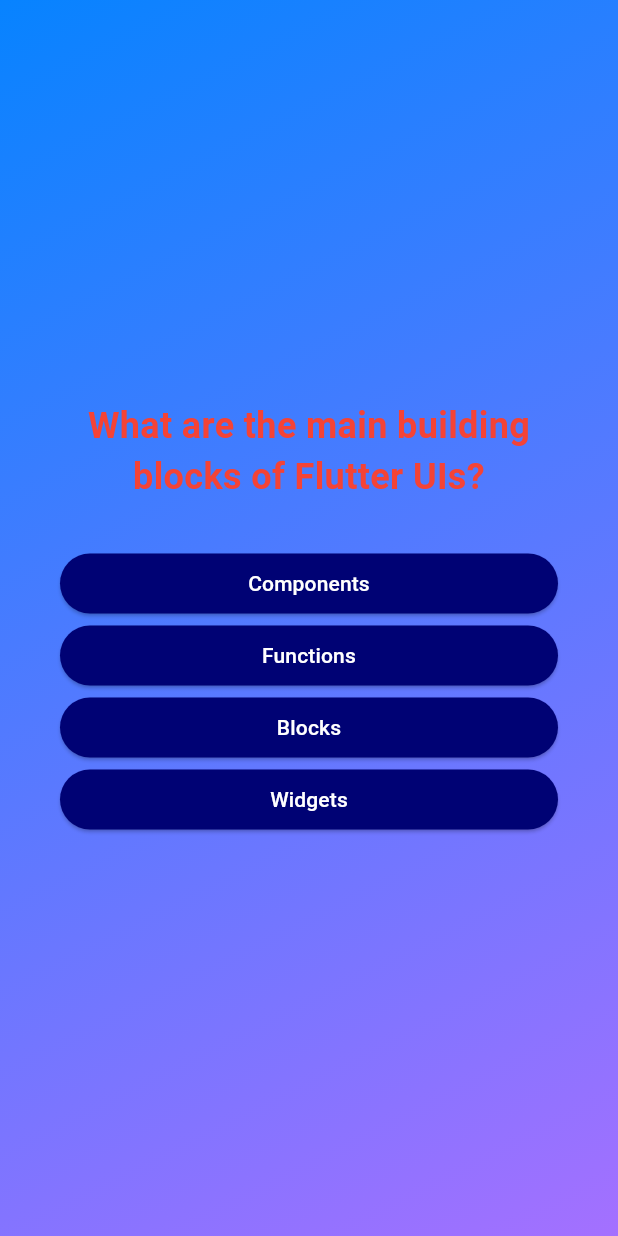
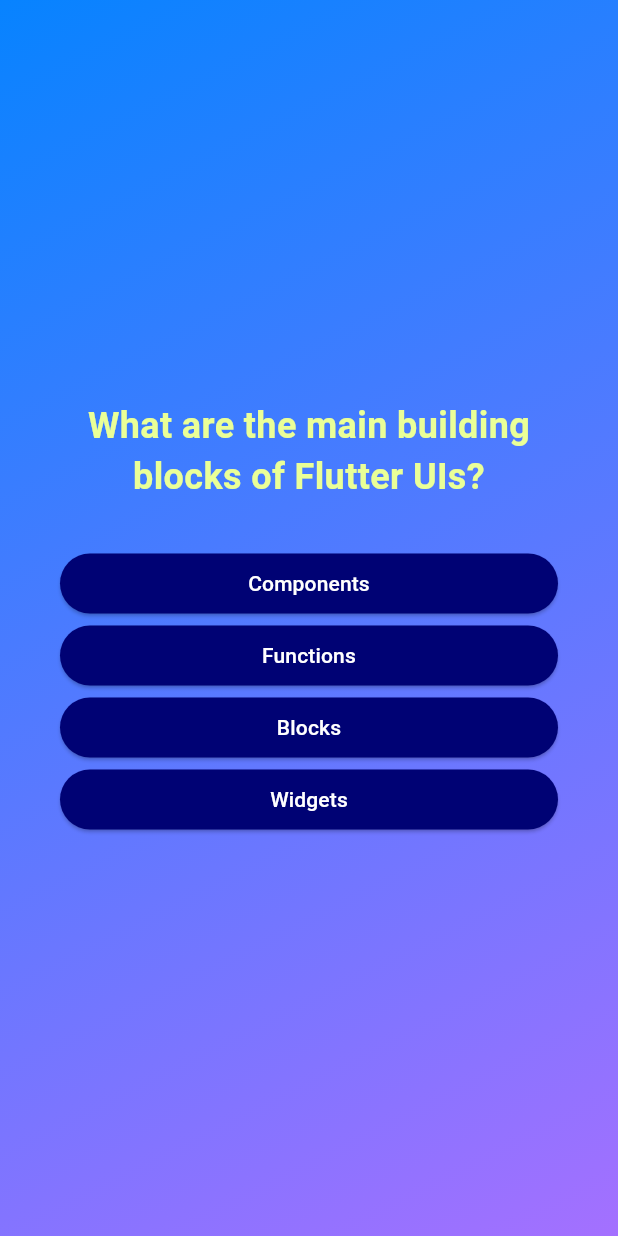
Before and after one commit to Mrhaneul/CSC322-Quiz_App_Upgrade, a Flutter app: the screen it shows after launch, after a tap on "Start Quiz", on a phone screen of 412 x 824 dp. Run offline on Flutter 3.47's test engine with Material 3 defaults, Android fonts, the phone set to English and light mode, and no system bars; our stand-ins replace google_fonts, step_progress_indicator.

Commit message:
frst colab

```diff
--- a/lib/question_screen.dart
+++ b/lib/question_screen.dart
@@ -2,6 +2,8 @@ import 'package:flutter/material.dart';
 import 'package:quiz_app/answer_button.dart';
 import 'package:quiz_app/data/questions.dart';
 import 'package:google_fonts/google_fonts.dart';
+import 'package:step_progress_indicator/step_progress_indicator.dart';
+import 'package:quiz_app/questions_theme/question_theme.dart';
 
 class QuestionsScreen extends StatefulWidget {
   const QuestionsScreen({
@@ -42,15 +44,7 @@ class _QuestionsScreenState extends State<QuestionsScreen> {
           mainAxisAlignment: MainAxisAlignment.center,
           crossAxisAlignment: CrossAxisAlignment.stretch,
           children: [
-            Text(
-              currentQuestion.text,
-              style: GoogleFonts.b612(
-                color: Colors.red,
-                fontSize: 24,
-                fontWeight: FontWeight.bold,
-              ),
-              textAlign: TextAlign.center,
-            ),
+            QuestionText(text: currentQuestion.text),
             const SizedBox(height: 30),
             ...currentQuestion.getShuffledAnswers().map((answer) {
               // Chained
--- /dev/null
+++ b/lib/questions_theme/question_theme.dart
@@ -0,0 +1,24 @@
+import 'package:flutter/material.dart';
+import 'package:google_fonts/google_fonts.dart';
+
+class QuestionText extends StatelessWidget {
+  final String text;
+
+  const QuestionText({
+    super.key,
+    required this.text,
+  });
+
+  @override
+  Widget build(BuildContext context) {
+    return Text(
+      text,
+      style: GoogleFonts.b612(
+        color: const Color.fromARGB(255, 234, 255, 151),
+        fontSize: 24,
+        fontWeight: FontWeight.bold,
+      ),
+      textAlign: TextAlign.center,
+    );
+  }
+}
```
Also changed, not shown: lib/quiz.dart (+0 -14 lines), lib/results_screen.dart (+11 -0 lines), 1 other file.
